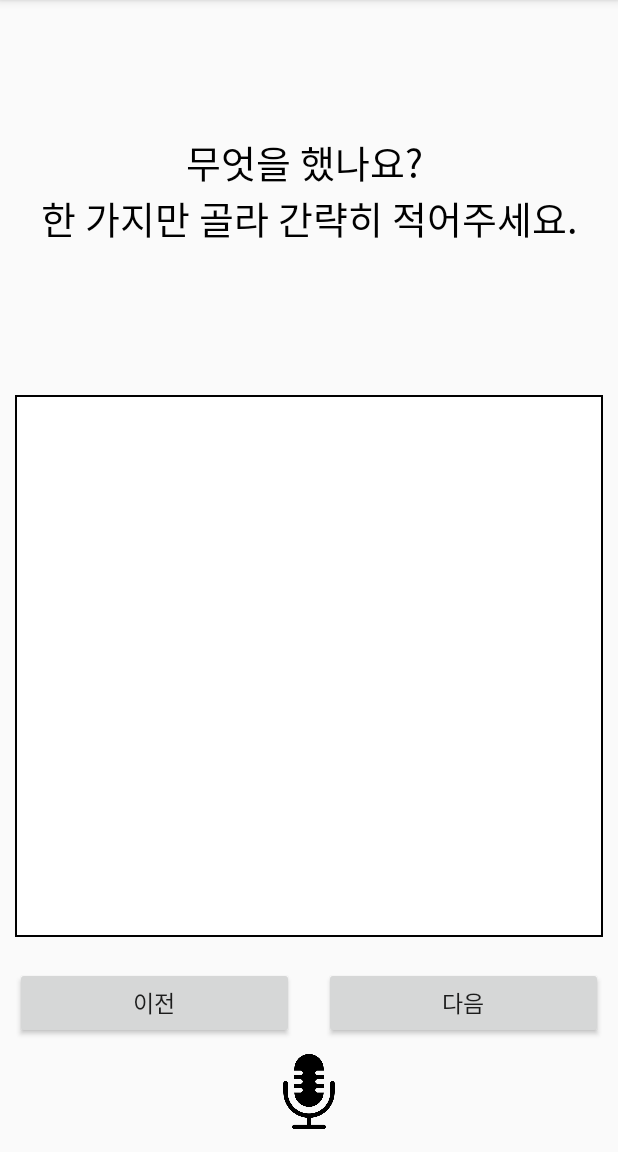
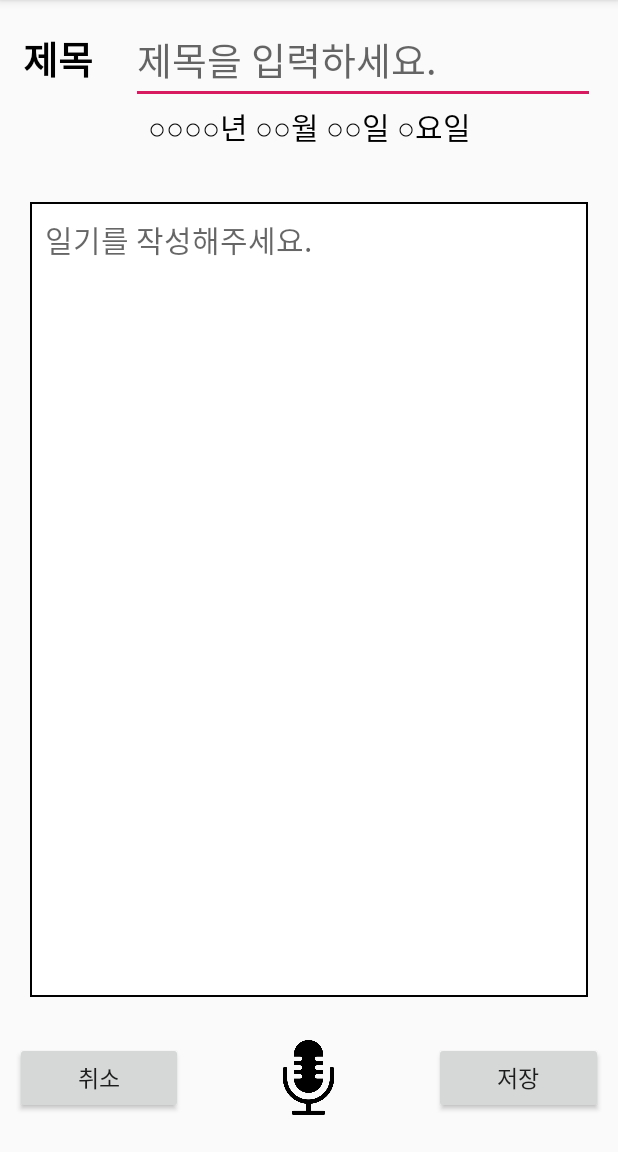
Before and after one commit to csmoon1010/MemoryPatronum, an Android app: the DWriteActivity2 screen opened directly, with no data from a screen before it, on a phone screen of 412 x 824 dp, the part 84-1236 px from its top. Run offline under Robolectric (Android 15) with nearby library versions, the phone set to English and light mode, and no system bars; 1 statement that could not run was skipped.

Commit message:
DiaryWrite UIchange-1

```diff
--- a/app/src/main/java/techtown/org/memorypatronum/DWriteActivity2.java
+++ b/app/src/main/java/techtown/org/memorypatronum/DWriteActivity2.java
@@ -26,11 +26,16 @@ import java.net.URL;
 import java.sql.Date;
 
 public class DWriteActivity2 extends AppCompatActivity {
-    public String[] questions;
-    String[] answers;
-    Integer qNum;
-    TextView questionText;
-    EditText answerText;
+    String titleString;
+    String contentsString;
+    TextView titleText;
+    EditText contentsText;
+    TextView dateText;
+    //public String[] questions;
+    //String[] answers;
+    //Integer qNum;
+    //TextView questionText;
+    //EditText answerText;
 
     private static String IP_ADDRESS = "192.168.219.183";
     private static String TAG = "phptest";
@@ -44,8 +49,14 @@ public class DWriteActivity2 extends AppCompatActivity {
     @Override
     protected void onCreate(@Nullable Bundle savedInstanceState) {
         super.onCreate(savedInstanceState);
-        setContentView(R.layout.diary_write2);
-        qNum = 0;
+        setContentView(R.layout.diary_write3);
+        titleText = (TextView)findViewById(R.id.diaryTitle);
+        contentsText = (EditText)findViewById((R.id.diaryContents));
+        dateText = (TextView)findViewById(R.id.diaryDate);
+        titleString = String.valueOf(titleText.getText());
+        contentsString = String.valueOf(contentsText.getText());
+
+        /*qNum = 0;
         questionText = (TextView)findViewById(R.id.questionText);
         answerText = (EditText) findViewById(R.id.answerText);
 
@@ -62,7 +73,7 @@ public class DWriteActivity2 extends AppCompatActivity {
         answers = new String[7];
         for(int i = 0; i < 7; i++){
             answers[i] = "";
-        }
+        }*/
 
         Intent intent = getIntent();
         calendarText = intent.getStringExtra("CALENDAR");
@@ -72,10 +83,39 @@ public class DWriteActivity2 extends AppCompatActivity {
     }
 
     public void onNextClick2(View view){
-        answers[qNum] = String.valueOf(answerText.getText());
-        Log.d("qNUM", qNum+"");
-        Log.d("answer", answers[qNum]);
-        if(answers[qNum].equals("")){ //내용 없음을 표현할 수 있는 방법 찾아보기
+        //answers[qNum] = String.valueOf(answerText.getText());
+        //Log.d("qNUM", qNum+"");
+        //Log.d("answer", answers[qNum]);
+        if(titleString.equals(""))
+            Toast.makeText(getApplicationContext(), "제목을 작성해주세요.", Toast.LENGTH_SHORT).show();
+        if(contentsString.equals(""))
+            Toast.makeText(getApplicationContext(), "내용을 작성해주세요.", Toast.LENGTH_SHORT).show();
+        else{
+            AlertDialog.Builder builder = new AlertDialog.Builder(this);
+            builder.setMessage("저장하시겠습니까?");
+            builder.setPositiveButton("예", new DialogInterface.OnClickListener() {
+                @Override
+                public void onClick(DialogInterface dialogInterface, int i) {
+                    //이제까지 쓴 것 DB에 저장(answers 배열)
+                    MyApplication myApp = (MyApplication)getApplication();
+                    String id = myApp.getLoginID();
+
+                    getDiaryNum task1 = new getDiaryNum();
+                    task1.execute("http://" + IP_ADDRESS + "/getMembers.php", id);
+
+                    //Toast.makeText(getApplicationContext(), "저장되었습니다.", Toast.LENGTH_SHORT).show();
+                }
+            });
+            builder.setNegativeButton("아니오", new DialogInterface.OnClickListener() {
+                @Override
+                public void onClick(DialogInterface dialogInterface, int i) {
+                    Toast.makeText(getApplicationContext(), "취소되었습니다.", Toast.LENGTH_SHORT).show();
+                }
+            });
+            AlertDialog alertDialog = builder.create();
+            alertDialog.show();
+        }
+        /*if(answers[qNum].equals("")){ //내용 없음을 표현할 수 있는 방법 찾아보기
             Toast.makeText(getApplicationContext(), "내용을 작성해주세요.", Toast.LENGTH_SHORT).show();
         }
         else{
@@ -109,18 +149,34 @@ public class DWriteActivity2 extends AppCompatActivity {
                 AlertDialog alertDialog = builder.create();
                 alertDialog.show();
             }
-        }
+        }*/
     }
 
-    public void onPreviousClick(View view){
-        if(qNum > 0){
+    public void onCancelClick(View view){
+        AlertDialog.Builder builder = new AlertDialog.Builder(this);
+        builder.setMessage("작성을 취소하시겠습니까?\n취소하면 작성했던 모든 내용이 사라집니다.");
+        builder.setPositiveButton("예", new DialogInterface.OnClickListener() {
+            @Override
+            public void onClick(DialogInterface dialogInterface, int i) {
+                DWriteActivity2.this.finish();
+            }
+        });
+        builder.setNegativeButton("아니오", new DialogInterface.OnClickListener() {
+            @Override
+            public void onClick(DialogInterface dialogInterface, int i) {
+                dialogInterface.cancel();
+            }
+        });
+        AlertDialog alertDialog = builder.create();
+        alertDialog.show();
+        /*if(qNum > 0){
             qNum--;
             questionText.setText(questions[qNum]);
             answerText.setText(answers[qNum]);
         }
         else{
             finish();
-        }
+        }*/
     }
 
     class DiaryInsertData extends AsyncTask<String, Void, String> {
@@ -155,18 +211,22 @@ public class DWriteActivity2 extends AppCompatActivity {
             String id = (String)params[1];
             String did = (String)params[2];
             String calendar = (String)params[3];
-            String what = (String)params[4];
+            String title = (String)params[4];
+            String contents = (String)params[5];
+            /*String what = (String)params[4];
             String who = (String)params[5];
             String location = (String)params[6];
             String hour = (String)params[7];
             String clothes= (String)params[8];
             String weather = (String)params[9];
-            String etc = (String)params[10];
+            String etc = (String)params[10];*/
 
             String serverURL = (String)params[0];
             String postParameters = "&id=" + id + "&did=" + did + "&calendar=" + calendar +
+                    "&title" + title + "&contents" + contents;
+            /*String postParameters = "&id=" + id + "&did=" + did + "&calendar=" + calendar +
                     "&what=" + what + "&who=" + who + "&location=" + location + "&hour=" + hour +
-                    "&clothes=" + clothes + "&weather=" + weather + "&etc=" + etc;
+                    "&clothes=" + clothes + "&weather=" + weather + "&etc=" + etc;*/
 
 
             try {
@@ -245,16 +305,17 @@ public class DWriteActivity2 extends AppCompatActivity {
             String id = myApp.getLoginID();
             String did = diaryNum;
             String calendar = calendarText;
-            String what = answers[0];
+            String title = titleString;
+            String contents = contentsString;
+            /*String what = answers[0];
             String who = answers[1];
             String location = answers[2];
             String hour = answers[3];
             String clothes = answers[4];
             String weather = answers[5];
-            String etc = answers[6];
+            String etc = answers[6];*/
             DiaryInsertData task2 = new DiaryInsertData();
-            task2.execute("http://" + IP_ADDRESS + "/diary_insert.php", id, did, calendar,
-                    what, who, location, hour, clothes, weather, etc);
+            task2.execute("http://" + IP_ADDRESS + "/diary_insert.php", id, did, calendar, title, contents);
             Log.d(TAG, "POST response  - " + result);
         }
 
--- a/app/src/main/res/layout/diary_write2.xml
+++ b/app/src/main/res/layout/diary_write2.xml
@@ -13,7 +13,7 @@
         android:layout_marginBottom="10dp"
         android:fontFamily="@font/ridibatang"
         android:gravity="center"
-        android:text="무엇을 했나요? \n한 가지만 골라 간략히 적어주세요."
+        android:text="제목"
         android:textColor="#000000"
         android:textSize="25dp"
         android:layout_weight="2"/>
--- /dev/null
+++ b/app/src/main/res/layout/diary_write3.xml
@@ -0,0 +1,105 @@
+<?xml version="1.0" encoding="utf-8"?>
+<LinearLayout xmlns:android="http://schemas.android.com/apk/res/android"
+    android:orientation="vertical" android:layout_width="match_parent"
+    android:layout_height="match_parent">
+
+    <LinearLayout
+        android:layout_width="match_parent"
+        android:layout_height="wrap_content"
+        android:orientation="horizontal"
+        android:layout_marginTop="10dp"
+        >
+
+        <TextView
+            android:id="@+id/diaryText1"
+            android:layout_width="wrap_content"
+            android:layout_height="wrap_content"
+            android:layout_marginLeft="15dp"
+            android:layout_weight="1"
+            android:fontFamily="@font/ridibatang"
+            android:text="제목"
+            android:textColor="#000000"
+            android:textSize="25dp"
+            android:textStyle="bold" />
+
+        <EditText
+            android:id="@+id/diaryTitle"
+            android:layout_width="wrap_content"
+            android:layout_height="wrap_content"
+            android:layout_weight="4"
+            android:fontFamily="@font/ridibatang"
+            android:textColor="#000000"
+            android:layout_marginRight = "15dp"
+            android:textSize="25dp"
+
+            android:hint = "제목을 입력하세요."/>
+
+    </LinearLayout>
+
+    <TextView
+        android:id="@+id/diaryDate"
+        android:layout_width="match_parent"
+        android:layout_height="wrap_content"
+        android:layout_marginBottom="15dp"
+        android:gravity="center"
+        android:fontFamily="@font/ridibatang"
+        android:text="○○○○년 ○○월 ○○일 ○요일"
+        android:textColor="#000000"
+        android:textSize="20dp" />
+
+    <EditText
+        android:id="@+id/diaryContents"
+        android:layout_margin = "20dp"
+        android:padding = "10dp"
+        android:layout_width="match_parent"
+        android:layout_height="match_parent"
+        android:layout_weight="1.5"
+        android:gravity = "top"
+        android:textSize = "20dp"
+        android:fontFamily="@font/ridibatang"
+        android:inputType="textMultiLine|textNoSuggestions"
+        android:background="@drawable/editdesign"
+        android:hint = "일기를 작성해주세요." />
+
+    <LinearLayout
+        android:layout_width="match_parent"
+        android:layout_height="wrap_content"
+        android:layout_marginBottom="15dp"
+        android:orientation="horizontal">
+
+        <Button
+            android:id="@+id/cancelButton"
+            android:layout_width="wrap_content"
+            android:layout_height="wrap_content"
+            android:layout_weight="1"
+            android:text="취소"
+            android:textSize="15dp"
+            android:fontFamily="@font/ridibatang"
+            android:layout_margin="10dp"
+            android:onClick = "onCancelClick"/>
+
+        <ImageButton
+            android:id="@+id/microphone"
+            android:layout_width="wrap_content"
+            android:layout_height="50dp"
+            android:layout_weight="4"
+            android:layout_gravity="center"
+            android:adjustViewBounds="true"
+            android:background="@android:color/transparent"
+            android:scaleType="fitCenter"
+            android:src="@drawable/stopmicrophone" />
+
+        <Button
+            android:id="@+id/saveButton"
+            android:layout_width="wrap_content"
+            android:layout_height="wrap_content"
+            android:layout_weight="1"
+            android:text="저장"
+            android:textSize="15dp"
+            android:fontFamily="@font/ridibatang"
+            android:layout_margin="10dp"
+            android:onClick="onNextClick2"/>
+
+    </LinearLayout>
+
+</LinearLayout>
```
